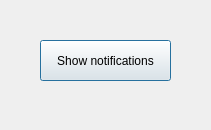
Qt form example/dialog.ui (adanmercado/QPopupNotifications) before a commit.
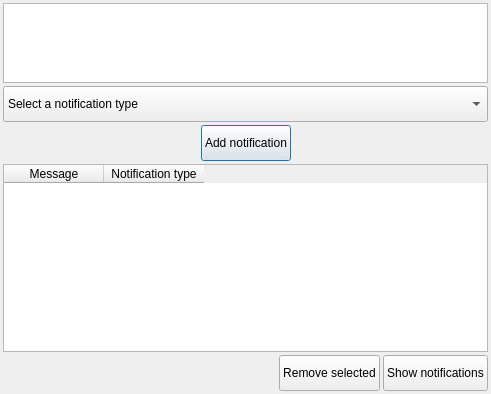
The same form after that commit.

The edit to the form file:
```diff
--- a/example/dialog.ui
+++ b/example/dialog.ui
@@ -6,26 +6,200 @@
    <rect>
     <x>0</x>
     <y>0</y>
-    <width>211</width>
-    <height>130</height>
+    <width>491</width>
+    <height>394</height>
    </rect>
   </property>
   <property name="windowTitle">
    <string>Dialog</string>
   </property>
-  <widget class="QPushButton" name="pushButton">
-   <property name="geometry">
-    <rect>
-     <x>40</x>
-     <y>40</y>
-     <width>131</width>
-     <height>41</height>
-    </rect>
+  <layout class="QVBoxLayout" name="verticalLayout">
+   <property name="spacing">
+    <number>3</number>
    </property>
-   <property name="text">
-    <string>Show notifications</string>
+   <property name="leftMargin">
+    <number>3</number>
    </property>
-  </widget>
+   <property name="topMargin">
+    <number>3</number>
+   </property>
+   <property name="rightMargin">
+    <number>3</number>
+   </property>
+   <property name="bottomMargin">
+    <number>3</number>
+   </property>
+   <item>
+    <widget class="QPlainTextEdit" name="messageTextEdit">
+     <property name="minimumSize">
+      <size>
+       <width>0</width>
+       <height>80</height>
+      </size>
+     </property>
+     <property name="maximumSize">
+      <size>
+       <width>16777215</width>
+       <height>80</height>
+      </size>
+     </property>
+    </widget>
+   </item>
+   <item>
+    <widget class="QComboBox" name="notificationTypeCombo">
+     <property name="minimumSize">
+      <size>
+       <width>0</width>
+       <height>36</height>
+      </size>
+     </property>
+     <item>
+      <property name="text">
+       <string>Select a notification type</string>
+      </property>
+     </item>
+     <item>
+      <property name="text">
+       <string>Information</string>
+      </property>
+     </item>
+     <item>
+      <property name="text">
+       <string>Warning</string>
+      </property>
+     </item>
+     <item>
+      <property name="text">
+       <string>Error</string>
+      </property>
+     </item>
+    </widget>
+   </item>
+   <item>
+    <layout class="QHBoxLayout" name="horizontalLayout">
+     <item>
+      <spacer name="horizontalSpacer">
+       <property name="orientation">
+        <enum>Qt::Horizontal</enum>
+       </property>
+       <property name="sizeHint" stdset="0">
+        <size>
+         <width>40</width>
+         <height>20</height>
+        </size>
+       </property>
+      </spacer>
+     </item>
+     <item>
+      <widget class="QPushButton" name="addNotificationButton">
+       <property name="minimumSize">
+        <size>
+         <width>0</width>
+         <height>36</height>
+        </size>
+       </property>
+       <property name="text">
+        <string>Add notification</string>
+       </property>
+      </widget>
+     </item>
+     <item>
+      <spacer name="horizontalSpacer_2">
+       <property name="orientation">
+        <enum>Qt::Horizontal</enum>
+       </property>
+       <property name="sizeHint" stdset="0">
+        <size>
+         <width>40</width>
+         <height>20</height>
+        </size>
+       </property>
+      </spacer>
+     </item>
+    </layout>
+   </item>
+   <item>
+    <widget class="QTableWidget" name="notificationsTable">
+     <property name="alternatingRowColors">
+      <bool>true</bool>
+     </property>
+     <property name="selectionMode">
+      <enum>QAbstractItemView::SingleSelection</enum>
+     </property>
+     <property name="selectionBehavior">
+      <enum>QAbstractItemView::SelectRows</enum>
+     </property>
+     <property name="showGrid">
+      <bool>false</bool>
+     </property>
+     <attribute name="verticalHeaderVisible">
+      <bool>false</bool>
+     </attribute>
+     <column>
+      <property name="text">
+       <string>Message</string>
+      </property>
+      <property name="textAlignment">
+       <set>AlignCenter</set>
+      </property>
+     </column>
+     <column>
+      <property name="text">
+       <string>Notification type</string>
+      </property>
+     </column>
+    </widget>
+   </item>
+   <item>
+    <layout class="QHBoxLayout" name="horizontalLayout_2">
+     <item>
+      <spacer name="horizontalSpacer_3">
+       <property name="orientation">
+        <enum>Qt::Horizontal</enum>
+       </property>
+       <property name="sizeHint" stdset="0">
+        <size>
+         <width>40</width>
+         <height>20</height>
+        </size>
+       </property>
+      </spacer>
+     </item>
+     <item>
+      <widget class="QPushButton" name="removeNotificationButton">
+       <property name="minimumSize">
+        <size>
+         <width>0</width>
+         <height>36</height>
+        </size>
+       </property>
+       <property name="maximumSize">
+        <size>
+         <width>16777215</width>
+         <height>16777215</height>
+        </size>
+       </property>
+       <property name="text">
+        <string>Remove selected</string>
+       </property>
+      </widget>
+     </item>
+     <item>
+      <widget class="QPushButton" name="showNotificationsButton">
+       <property name="minimumSize">
+        <size>
+         <width>0</width>
+         <height>36</height>
+        </size>
+       </property>
+       <property name="text">
+        <string>Show notifications</string>
+       </property>
+      </widget>
+     </item>
+    </layout>
+   </item>
+  </layout>
  </widget>
  <resources/>
  <connections/>
```
